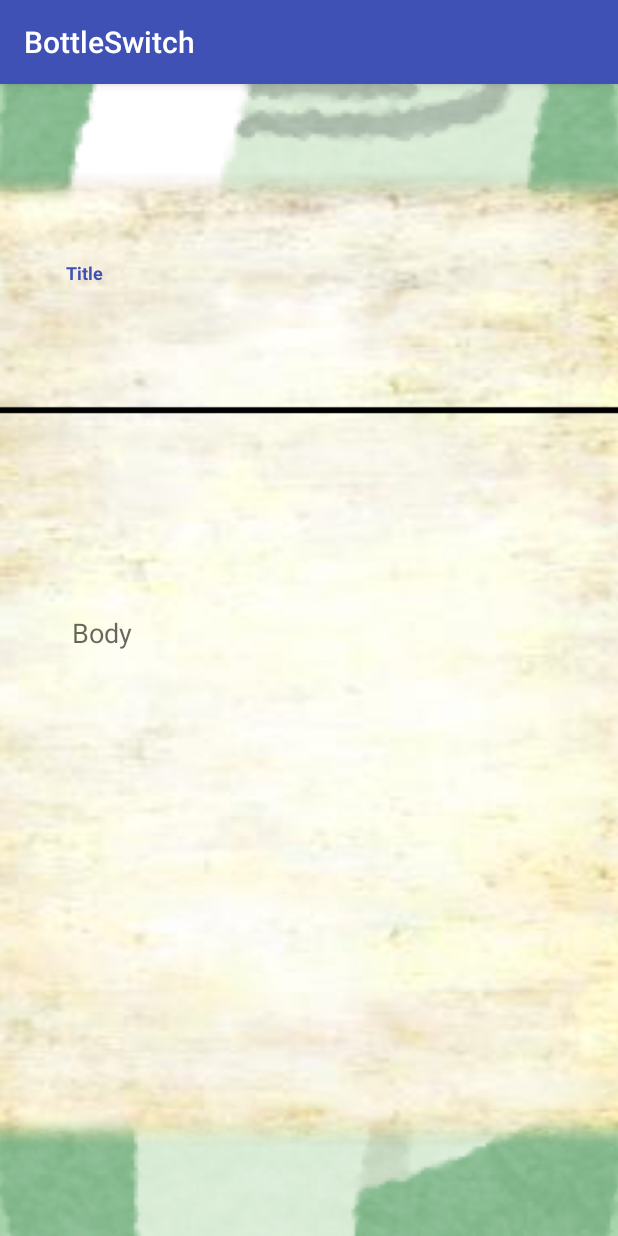
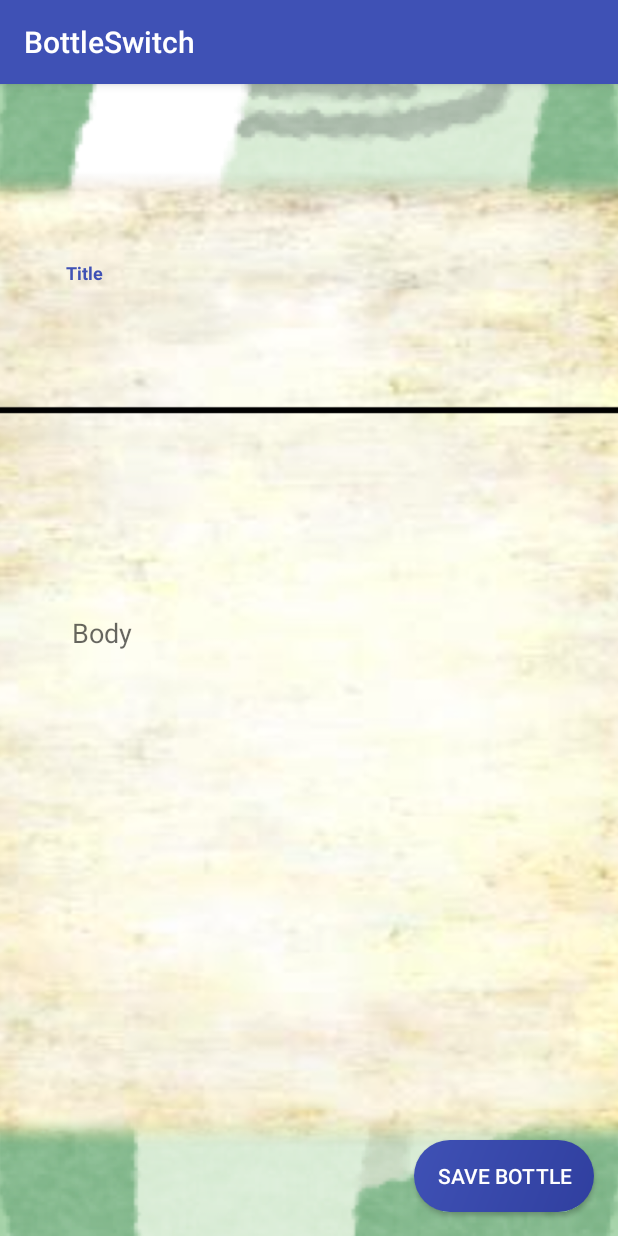
Before and after one commit to porikuch/bottleSwitch-client, an Android app: the EditDetailActivity screen opened directly, with no data from a screen before it, on a phone screen of 412 x 824 dp. Run offline under Robolectric (Android 15) with nearby library versions, the phone set to English and light mode, and no system bars.

Commit message:
add save Button

```diff
--- /dev/null
+++ b/app/src/main/res/drawable/background_extended_fab.xml
@@ -0,0 +1,8 @@
+<?xml version="1.0" encoding="utf-8"?>
+<shape xmlns:android="http://schemas.android.com/apk/res/android">
+    <corners android:radius="24dp"/>
+    <gradient
+            android:angle="135"
+            android:endColor="@color/colorPrimary"
+            android:startColor="@color/colorPrimaryDark"/>
+</shape>
--- a/app/src/main/res/layout/activity_edit_detail.xml
+++ b/app/src/main/res/layout/activity_edit_detail.xml
@@ -46,4 +46,17 @@
                 android:gravity="top|left"/>
     </android.support.design.widget.TextInputLayout>
 
+    <Button
+            android:id="@+id/saveButton"
+            android:layout_width="120dp"
+            android:layout_height="wrap_content"
+            android:layout_gravity="bottom|end"
+            android:layout_marginBottom="16dp"
+            android:layout_marginEnd="16dp"
+            android:clickable="true"
+            app:layout_constraintEnd_toEndOf="parent"
+            app:layout_constraintBottom_toBottomOf="parent"
+            android:background="@drawable/background_extended_fab"
+            android:outlineProvider="background" android:text="Save Bottle" android:textColor="#FFFFFF"/>
+
 </android.support.constraint.ConstraintLayout>
```
